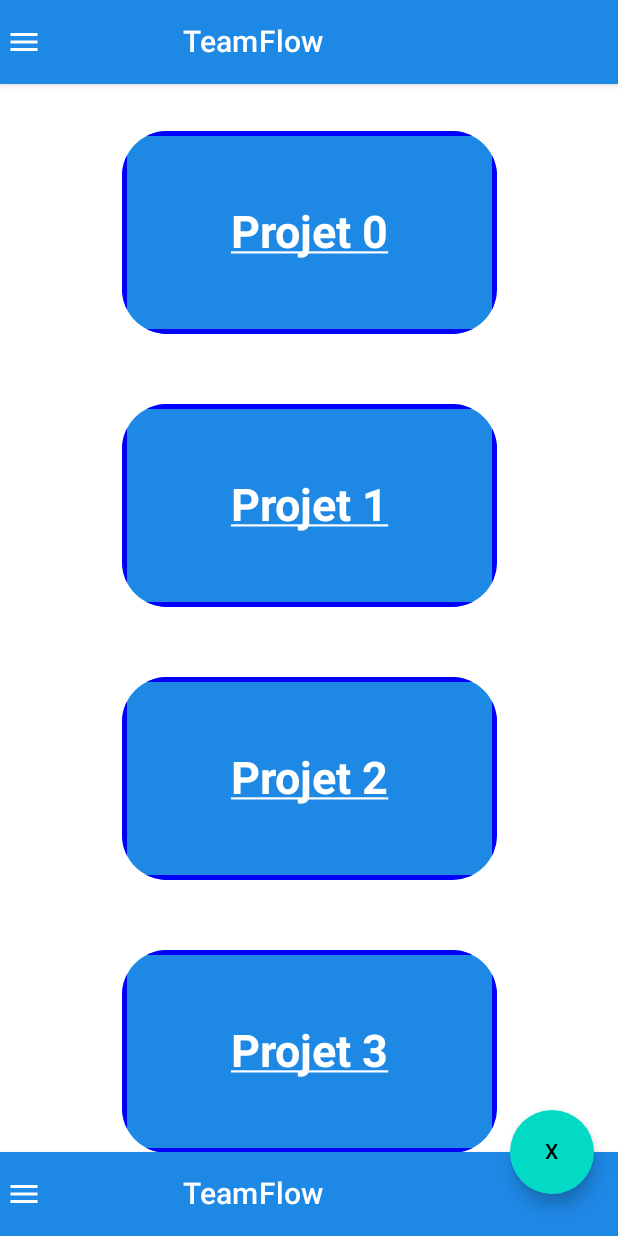
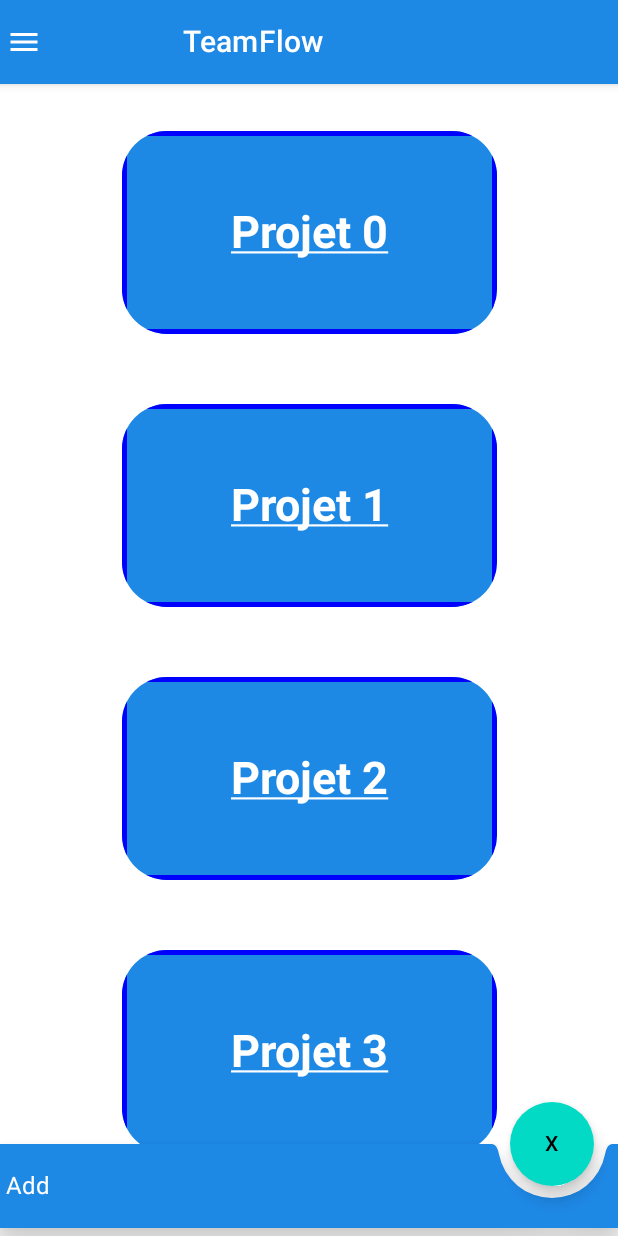
Before and after one commit to Ahmadou0306/MyApplication, an Android app built with Jetpack Compose: the MyAppHome screen opened directly, with no data from a screen before it, on a phone screen of 412 x 824 dp. Run offline under Robolectric (Android 15) with nearby library versions, the phone set to English and light mode, and no system bars.

Commit message:
classe Drawer

```diff
--- a/app/src/main/java/com/example/myapplication/projetmobile/HomeUI.kt
+++ b/app/src/main/java/com/example/myapplication/projetmobile/HomeUI.kt
@@ -17,6 +17,7 @@ import androidx.compose.ui.graphics.Color
 import androidx.compose.ui.tooling.preview.Preview
 import androidx.compose.ui.unit.dp
 import com.example.myapplication.ui.theme.MyApplicationTheme
+import com.example.myapplication.view.layout.Drawer
 
 class HomeUI :ComponentActivity() {
     override fun onCreate(savedInstanceState: Bundle?) {
@@ -69,23 +70,6 @@ fun BottomBar(){
 
 
 @Composable
-fun Drawer() {
-    // Column Composable
-    Column(
-        Modifier
-            .background(Color.White)
-            .fillMaxSize()
-    ) {
-        // Repeat is a loop which
-        // takes count as argument
-        repeat(5) { item ->
-            Text(text = "Item number $item", modifier = Modifier.padding(8.dp), color = Color.Black)
-        }
-    }
-}
-
-
-@Composable
 fun Body() {
     Column(
         verticalArrangement = Arrangement.Center,
@@ -130,7 +114,7 @@ fun ScaffoldExample() {
 
         // pass the drawer
         drawerContent = {
-            Drawer()
+            Drawer().drawerView()
         },
     isFloatingActionButtonDocked = true,
         floatingActionButton = {
--- a/app/src/main/java/com/example/myapplication/view/MyAppHome.kt
+++ b/app/src/main/java/com/example/myapplication/view/MyAppHome.kt
@@ -11,7 +11,6 @@ import androidx.compose.foundation.layout.*
 import androidx.compose.foundation.lazy.LazyColumn
 import androidx.compose.foundation.shape.RoundedCornerShape
 import androidx.compose.material.*
-import androidx.compose.material.icons.filled.Menu
 import androidx.compose.runtime.Composable
 import androidx.compose.ui.Alignment
 import androidx.compose.ui.Modifier
@@ -22,8 +21,8 @@ import androidx.compose.ui.text.font.FontWeight
 import androidx.compose.ui.text.style.TextDecoration
 import androidx.compose.ui.unit.dp
 import androidx.compose.ui.unit.sp
-import com.example.myapplication.projetmobile.Drawer
 import com.example.myapplication.ui.theme.MyApplicationTheme
+import com.example.myapplication.view.layout.Drawer
 import com.example.myapplication.view.layout.Menu
 import com.example.myapplication.view.layout.Navigation
 
@@ -109,7 +108,6 @@ fun ScaffoldExamples() {
     Scaffold(
         // pass the scaffold state
         scaffoldState = scaffoldState,
-
         // pass the topbar we created
         topBar = {
             Box(modifier = Modifier
@@ -118,16 +116,12 @@ fun ScaffoldExamples() {
                 Navigation().barNavigation()
             }
         },
-
-
         // Pass the body in
         // content parameter
         content = {container() },
-
-
         // pass the drawer
         drawerContent = {
-            Drawer()
+            Drawer().drawerView()
         },
         isFloatingActionButtonDocked = true,
         floatingActionButton = {
@@ -145,7 +139,7 @@ fun ScaffoldExamples() {
 
         // pass the bottomBar
         // we created
-        bottomBar = { Navigation().barNavigation()}
+        bottomBar = { Menu().bottom_bar()}
 
     )
 }
--- /dev/null
+++ b/app/src/main/java/com/example/myapplication/view/layout/Drawer.kt
@@ -0,0 +1,105 @@
+package com.example.myapplication.view.layout
+
+import android.annotation.SuppressLint
+import android.graphics.Paint.Style
+import android.graphics.drawable.Icon
+import androidx.compose.foundation.background
+import androidx.compose.foundation.layout.*
+import androidx.compose.material.Icon
+import androidx.compose.material.IconButton
+import androidx.compose.material.Text
+import androidx.compose.material.icons.Icons
+import androidx.compose.material.icons.filled.Home
+import androidx.compose.material.icons.filled.Info
+import androidx.compose.material.icons.filled.Search
+import androidx.compose.material.icons.rounded.ShoppingCart
+import androidx.compose.runtime.Composable
+import androidx.compose.ui.Modifier
+import androidx.compose.ui.graphics.Color
+import androidx.compose.ui.graphics.ImageBitmap
+import androidx.compose.ui.res.stringResource
+import androidx.compose.ui.text.TextStyle
+import androidx.compose.ui.text.font.FontWeight
+import androidx.compose.ui.text.style.TextDecoration
+import androidx.compose.ui.unit.dp
+import androidx.compose.ui.unit.sp
+import androidx.lifecycle.ViewModel
+import com.example.myapplication.R
+
+class Drawer:ViewModel() {
+
+    @SuppressLint("SuspiciousIndentation")
+    @Composable
+    fun drawerView() {
+        Column(
+                Modifier
+                    .background(Color.White)
+                    .fillMaxSize(),
+            Arrangement.Center
+
+
+        ) {
+            //Premier ligne Accueil
+            IconButton(
+                modifier = Modifier.fillMaxWidth().padding(bottom = 25.dp),
+                onClick = {
+                    println("Clicked")
+                }
+            ) {
+                Row() {
+                    //icone
+                    Icon(Icons.Filled.Home, "contentDescription", tint = Color.Blue)
+                    Spacer(modifier = Modifier.width(3.dp))
+                    Text(
+                        text = "Accueil", color = Color.Blue,
+                        style = TextStyle(
+                            fontWeight = FontWeight.Bold,
+                            fontSize = 20.sp
+                        )
+                    )
+                }
+            }
+
+                //Seconde ligne Accueil
+                IconButton(
+                    modifier = Modifier.fillMaxWidth().padding(bottom = 25.dp),
+                    onClick = {
+                        println("Clicked")
+                    }
+                ) {
+                    Row() {
+                        //icone
+                        Icon(Icons.Filled.Search, "contentDescription", tint = Color.Blue)
+                        Spacer(modifier = Modifier.width(3.dp))
+                        Text(
+                            text = "Recherche", color = Color.Blue,
+                            style = TextStyle(
+                                fontWeight = FontWeight.Bold,
+                                fontSize = 20.sp
+                            )
+                        )
+                    }
+                }
+                    //Troisieme ligne Accueil
+                    IconButton(
+                        modifier = Modifier.fillMaxWidth().padding(bottom = 25.dp),
+                        onClick = {
+                            println("Clicked")
+                        }
+                    ) {
+                        Row() {
+                            //icone
+                            Icon(Icons.Filled.Info, "contentDescription", tint = Color.Blue)
+                            Spacer(modifier = Modifier.width(3.dp))
+                            Text(
+                                text = "Info", color = Color.Blue,
+                                style = TextStyle(
+                                    fontWeight = FontWeight.Bold,
+                                    fontSize = 20.sp
+                                )
+                            )
+                        }
+                    }
+            }
+        }
+    }
--- a/app/src/main/java/com/example/myapplication/view/layout/Navigation.kt
+++ b/app/src/main/java/com/example/myapplication/view/layout/Navigation.kt
@@ -1,5 +1,6 @@
 package com.example.myapplication.view.layout
 
+import androidx.compose.foundation.clickable
 import androidx.compose.foundation.layout.padding
 import androidx.compose.material.Icon
 import androidx.compose.material.Text
@@ -20,7 +21,9 @@ class Navigation: ViewModel()  {
                 Icon(
                     imageVector = Icons.Default.Menu,
                     contentDescription ="Menu",
-                    tint = Color.White
+                    tint = Color.White,
+                    modifier = Modifier.clickable {   }
+
                 )
             },
             title = {
```
Also changed, not shown: app/src/main/java/com/example/myapplication/DiceRollerViewModel.kt (deleted, +0 -51 lines).
